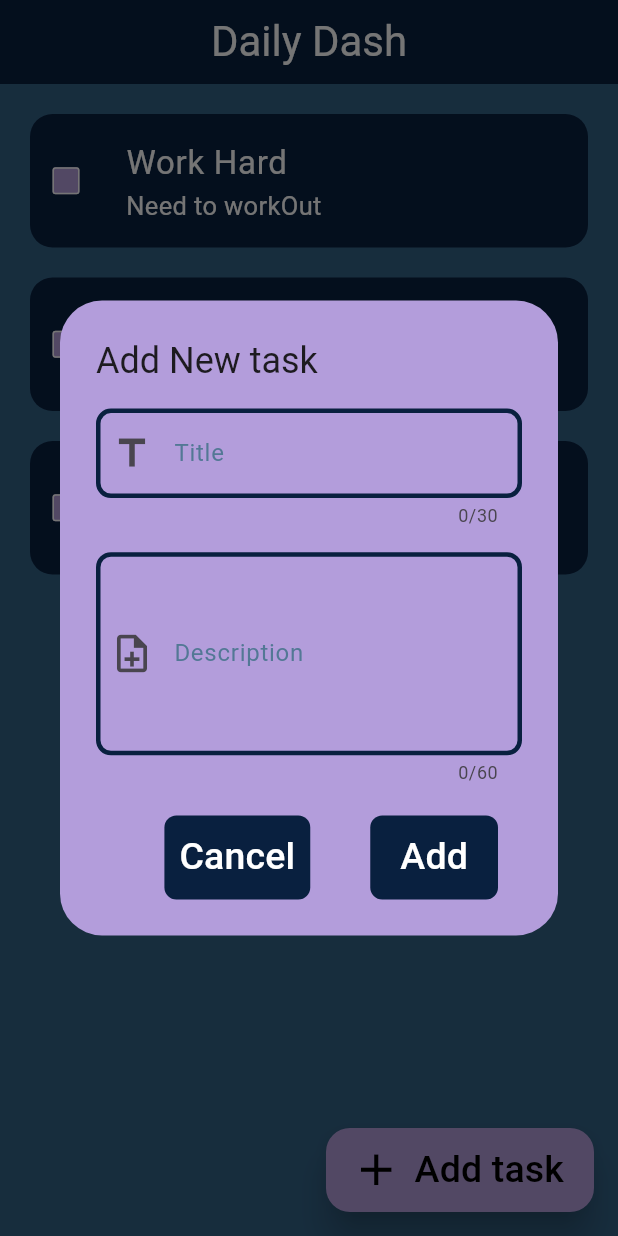
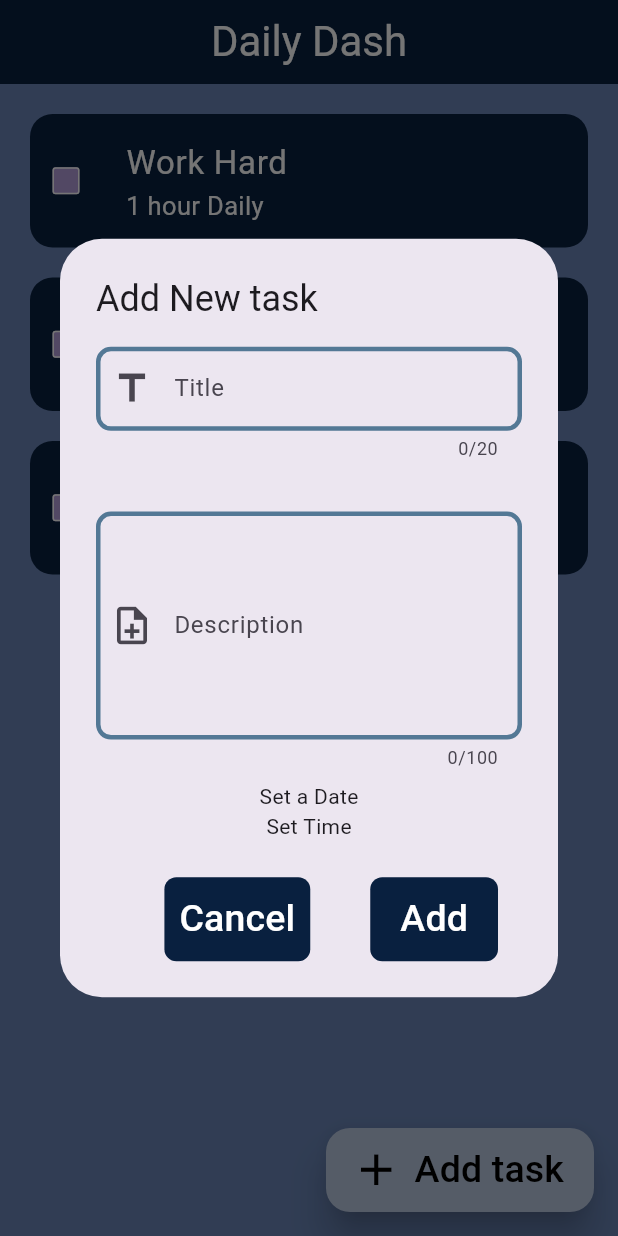
Before and after one commit to CSI-Trainee-2024/Task4_Naman_2312090, a Flutter app: the screen it shows after launch, after a tap on "Add task", on a phone screen of 412 x 824 dp. Run offline on Flutter 3.47's test engine with Material 3 defaults, Android fonts, the phone set to English and light mode, and no system bars; drawn by our look-alikes of flutter_slidable.

Commit message:
added the date and time picker text field

```diff
--- a/lib/screens/homeScreen.dart
+++ b/lib/screens/homeScreen.dart
@@ -14,10 +14,10 @@ class HomeScreenState extends State<homeScreen> {
   var todoList = [
     [
       'Work Hard',
-      'Need to workOut',
+      '1 hour Daily',
     ],
-    ['Drink Coffee', 'Need to drink'],
-    ['Learn Flutter', 'Need to learn'],
+    ['Drink Coffee', '2 Cup a day'],
+    ['Learn Flutter', 'Need to learn more'],
   ];
 
   void saveTask() {
@@ -37,15 +37,32 @@ class HomeScreenState extends State<homeScreen> {
     });
   }
 
+  void datePick() async {
+    //DateTime? Datepick =
+    await showDatePicker(
+        context: context,
+        initialDate: DateTime.now(),
+        firstDate: DateTime(2020),
+        lastDate: DateTime(2024));
+  }
+
+  void timePick() async {
+    //TimeOfDay? Timepick =
+    await showTimePicker(
+        context: context,
+        initialTime: TimeOfDay.now(),
+        initialEntryMode: TimePickerEntryMode.input);
+  }
+
   void addTask() {
     showDialog(
         context: context,
         builder: (context) {
           return AlertDialog(
-            backgroundColor: Colors.deepPurple.shade200,
+            //backgroundColor: Color(0xffbac8e0),
             title: Text("Add New task"),
             content: SizedBox(
-              height: MediaQuery.of(context).size.height * 0.3,
+              height: MediaQuery.of(context).size.height * 0.4,
               width: MediaQuery.of(context).size.width,
               child: Column(
                 children: [
@@ -60,7 +77,7 @@ class HomeScreenState extends State<homeScreen> {
                         ),
                         //font_hint: 25.0,
                         labelText: 'Title',
-                        textLength: 30,
+                        textLength: 20,
                       )),
                   const SizedBox(
                     height: 20,
@@ -77,8 +94,20 @@ class HomeScreenState extends State<homeScreen> {
                         // font_hint: 25.0,
                         labelText: 'Description',
                         maxLines: 5,
-                        textLength: 60,
-                      ))
+                        textLength: 100,
+                      )),
+                  GestureDetector(
+                    onTap: datePick,
+                    child: Container(
+                      child: Text("Set a Date"),
+                    ),
+                  ),
+                  GestureDetector(
+                    onTap: timePick,
+                    child: Container(
+                      child: Text('Set Time'),
+                    ),
+                  )
                 ],
               ),
             ),
@@ -123,7 +152,7 @@ class HomeScreenState extends State<homeScreen> {
   @override
   Widget build(BuildContext context) {
     return Scaffold(
-        backgroundColor: Color.fromARGB(255, 51, 98, 134),
+        backgroundColor: Color(0xff6a85b6),
         appBar: AppBar(
           title: const Center(
               child: Text(
@@ -135,7 +164,7 @@ class HomeScreenState extends State<homeScreen> {
         ),
         floatingActionButton: FloatingActionButton.extended(
           elevation: 10,
-          backgroundColor: Colors.deepPurple.shade200,
+          backgroundColor: Color(0xffbac8e0),
           foregroundColor: Colors.black,
           onPressed: addTask,
           label: const Text(
--- a/lib/theme/textField.dart
+++ b/lib/theme/textField.dart
@@ -27,14 +27,14 @@ class customField extends StatelessWidget {
         //filled: true,
         prefixIcon: addIcon,
         labelText: labelText,
-        labelStyle: TextStyle(color: Color(0xff537895)),
+        //labelStyle: TextStyle(color: Color(0xff537895)),
         hintText: hintText,
-        hintStyle: TextStyle(fontSize: 25, fontWeight: FontWeight.w500),
+        // hintStyle: TextStyle(fontSize: 25, fontWeight: FontWeight.w500),
         enabled: true,
-        enabledBorder: OutlineInputBorder(
+        focusedBorder: OutlineInputBorder(
             borderRadius: BorderRadius.circular(10),
             borderSide: BorderSide(color: Color(0xff09203f), width: 3)),
-        focusedBorder: OutlineInputBorder(
+        enabledBorder: OutlineInputBorder(
             borderRadius: BorderRadius.circular(10),
             borderSide: BorderSide(color: Color(0xff537895), width: 3)),
       ),
```
